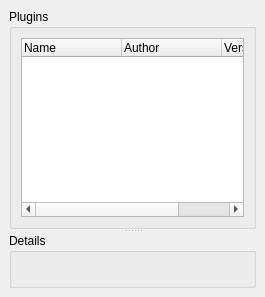
Qt form ui/options_plugins.ui (metabrainz/picard) before a commit.
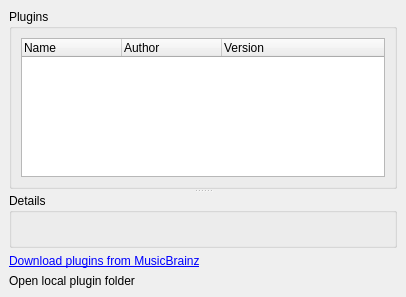
The same form after that commit.

Commit message: Added links to plugin download page and user's plugin directory to the plugin options page. Original implementation by Carlin Mangar, slightly reworked.

Patch:
```diff
--- a/ui/options_plugins.ui
+++ b/ui/options_plugins.ui
@@ -1,21 +1,21 @@
 <ui version="4.0" >
  <class>PluginsOptionsPage</class>
- <widget class="QWidget" name="PluginsOptionsPage" >
-  <property name="geometry" >
+ <widget class="QWidget" name="PluginsOptionsPage">
+  <property name="geometry">
    <rect>
     <x>0</x>
     <y>0</y>
-    <width>265</width>
+    <width>406</width>
     <height>297</height>
    </rect>
   </property>
-  <layout class="QVBoxLayout" >
-   <property name="margin" >
-    <number>9</number>
-   </property>
-   <property name="spacing" >
+  <layout class="QVBoxLayout">
+   <property name="spacing">
     <number>6</number>
    </property>
+   <property name="margin">
+    <number>9</number>
+   </property>
    <item>
     <widget class="QSplitter" name="splitter" >
      <property name="orientation" >
@@ -25,13 +25,13 @@
       <property name="title" >
        <string>Plugins</string>
       </property>
-      <layout class="QVBoxLayout" >
-       <property name="margin" >
-        <number>9</number>
-       </property>
-       <property name="spacing" >
+      <layout class="QVBoxLayout">
+       <property name="spacing">
         <number>6</number>
        </property>
+       <property name="margin">
+        <number>9</number>
+       </property>
        <item>
         <widget class="QTreeWidget" name="plugins" >
          <property name="rootIsDecorated" >
@@ -60,13 +60,13 @@
       <property name="title" >
        <string>Details</string>
       </property>
-      <layout class="QVBoxLayout" >
-       <property name="margin" >
-        <number>9</number>
-       </property>
-       <property name="spacing" >
+      <layout class="QVBoxLayout">
+       <property name="spacing">
         <number>6</number>
        </property>
+       <property name="margin">
+        <number>9</number>
+       </property>
        <item>
         <widget class="QLabel" name="details" >
          <property name="text" >
@@ -75,7 +75,10 @@
          <property name="alignment" >
           <set>Qt::AlignLeading|Qt::AlignLeft|Qt::AlignTop</set>
          </property>
-         <property name="wordWrap" >
+         <property name="wordWrap">
+          <bool>true</bool>
+         </property>
+         <property name="openExternalLinks">
           <bool>true</bool>
          </property>
         </widget>
@@ -84,6 +87,36 @@
      </widget>
     </widget>
    </item>
+   <item>
+    <widget class="QLabel" name="download_link">
+     <property name="text">
+      <string>&lt;!DOCTYPE HTML PUBLIC &quot;-//W3C//DTD HTML 4.0//EN&quot; &quot;http://www.w3.org/TR/REC-html40/strict.dtd&quot;&gt;
+&lt;html&gt;&lt;head&gt;&lt;meta name=&quot;qrichtext&quot; content=&quot;1&quot; /&gt;&lt;style type=&quot;text/css&quot;&gt;
+p, li { white-space: pre-wrap; }
+&lt;/style&gt;&lt;/head&gt;&lt;body style=&quot; font-family:'Sans Serif'; font-size:9pt; font-weight:400; font-style:normal;&quot;&gt;
+&lt;p style=&quot; margin-top:0px; margin-bottom:0px; margin-left:0px; margin-right:0px; -qt-block-indent:0; text-indent:0px;&quot;&gt;&lt;a href=&quot;http://musicbrainz.org/doc/PicardPlugins&quot;&gt;&lt;span style=&quot; text-decoration: underline; color:#0000ff;&quot;&gt;Download plugins from MusicBrainz&lt;/span&gt;&lt;/a&gt;&lt;/p&gt;&lt;/body&gt;&lt;/html&gt;</string>
+     </property>
+     <property name="textFormat">
+      <enum>Qt::RichText</enum>
+     </property>
+     <property name="openExternalLinks">
+      <bool>true</bool>
+     </property>
+    </widget>
+   </item>
+   <item>
+    <widget class="QLabel" name="plugin_folder_link">
+     <property name="text">
+      <string>Open local plugin folder</string>
+     </property>
+     <property name="textFormat">
+      <enum>Qt::RichText</enum>
+     </property>
+     <property name="openExternalLinks">
+      <bool>true</bool>
+     </property>
+    </widget>
+   </item>
   </layout>
  </widget>
  <resources/>
```
Left out of the diff: 31 changed lines with no effect on the pictures. The commit also changes 2 other files.
